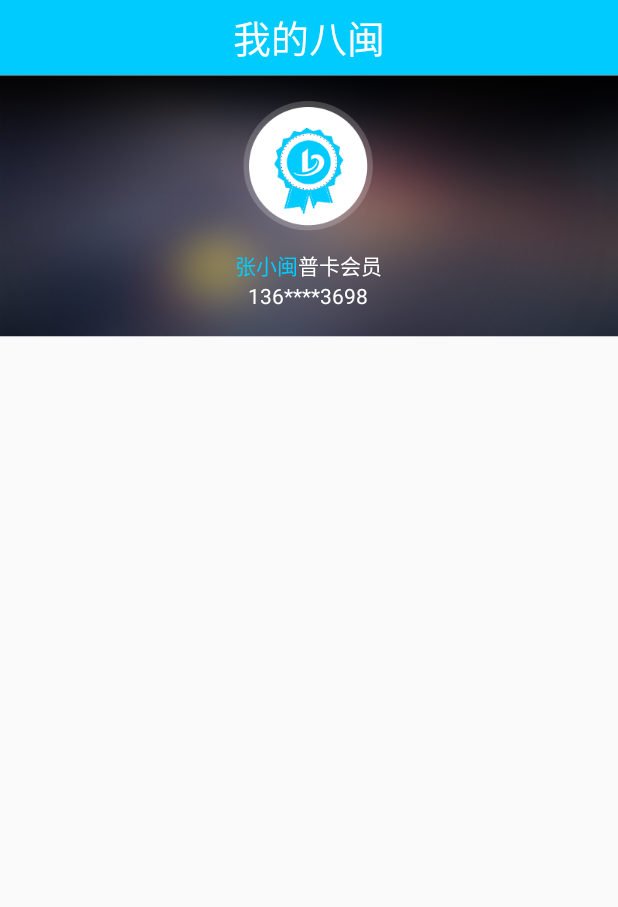
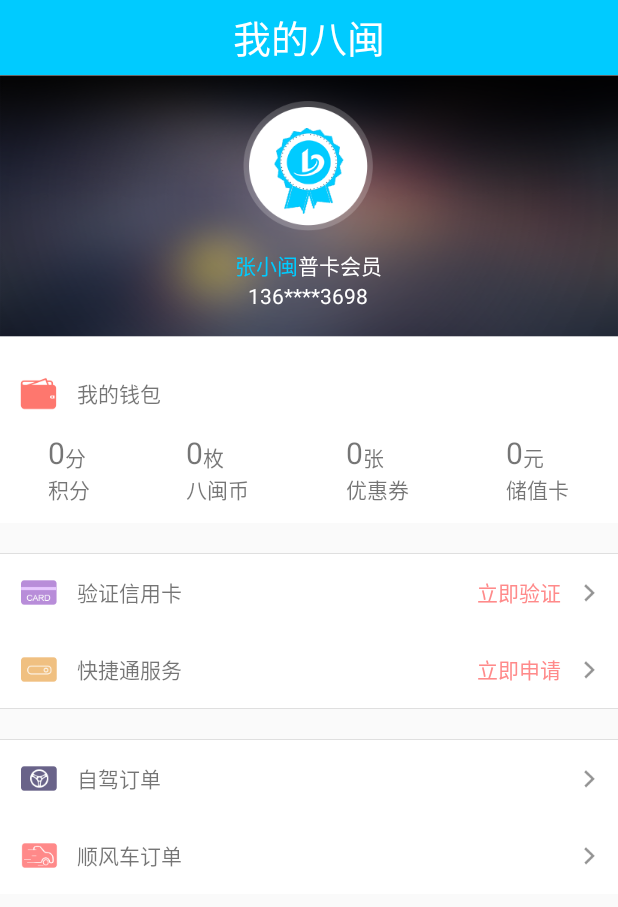
Before and after one commit to aitonjiaotong/BaMinZuChe2016-01-26, an Android app: the MineActivity screen opened directly, with no data from a screen before it, on a phone screen of 412 x 824 dp. Shown: the top 907 px of the screen. Run offline under Robolectric (Android 15) with nearby library versions, the phone set to English and light mode, and no system bars.

Commit message:
2016年1月27日10:05:17

```diff
--- a/八闽租车/src/main/java/com/aiton/bamin/shenzhouzuche2016_1_26/EnterpriseRentSelfActivity.java
+++ b/八闽租车/src/main/java/com/aiton/bamin/shenzhouzuche2016_1_26/EnterpriseRentSelfActivity.java
@@ -10,9 +10,11 @@ import android.support.v4.app.FragmentPagerAdapter;
 import android.support.v4.view.ViewPager;
 import android.support.v7.app.AppCompatActivity;
 import android.util.Log;
+import android.view.KeyEvent;
 import android.view.View;
 import android.widget.ImageView;
 import android.widget.RelativeLayout;
+import android.widget.Toast;
 
 import com.aiton.bamin.shenzhouzuche2016_1_26.fragment.ViewPagerFragment;
 
@@ -163,4 +165,20 @@ public class EnterpriseRentSelfActivity extends AppCompatActivity implements Vie
     }
 
 
+    private long currentTime = 0;
+    public boolean onKeyDown(int keyCode, android.view.KeyEvent event) {
+        if(keyCode== KeyEvent.KEYCODE_BACK){
+            if(System.currentTimeMillis()-currentTime>1000){
+                Toast toast = Toast.makeText(EnterpriseRentSelfActivity.this, "双击退出应用", Toast.LENGTH_SHORT);
+                toast.show();
+                currentTime=System.currentTimeMillis();
+                return false;
+            }else{
+                return super.onKeyDown(keyCode, event);
+            }
+        }
+        return super.onKeyDown(keyCode, event);
+    };
+
+
 }
--- a/八闽租车/src/main/res/layout/activity_mine.xml
+++ b/八闽租车/src/main/res/layout/activity_mine.xml
@@ -16,6 +16,7 @@
         android:textSize="@dimen/ActionBar_Title_Size"/>
 
     <RelativeLayout
+        android:id="@+id/rl_headimg_pk"
         android:layout_below="@+id/tv_action_bar_title"
         android:layout_width="match_parent"
         android:background="@mipmap/myself_top_bg"
@@ -52,7 +53,19 @@
                 android:textColor="@color/white"
                 android:text="136****3698"/>
         </LinearLayout>
-
     </RelativeLayout>
 
+    <ScrollView
+        android:layout_below="@+id/rl_headimg_pk"
+        android:layout_width="match_parent"
+        android:layout_height="match_parent">
+        <LinearLayout
+            android:layout_width="match_parent"
+            android:orientation="vertical"
+            android:layout_height="wrap_content">
+            <include layout="@layout/include_mine_money_wallet"></include>
+            <include layout="@layout/include_mine_cards"></include>
+        </LinearLayout>
+    </ScrollView>
+
 </RelativeLayout>
--- /dev/null
+++ b/八闽租车/src/main/res/layout/include_mine_cards.xml
@@ -0,0 +1,121 @@
+<?xml version="1.0" encoding="utf-8"?>
+<LinearLayout xmlns:android="http://schemas.android.com/apk/res/android"
+              android:layout_width="match_parent"
+              android:layout_height="match_parent"
+              android:orientation="vertical">
+
+    <TextView
+        android:layout_width="match_parent"
+        android:layout_marginTop="20dp"
+        android:background="@color/line_color"
+        android:layout_height="@dimen/line_width"/>
+    <LinearLayout
+        android:layout_width="match_parent"
+        android:layout_height="wrap_content"
+        android:gravity="center"
+        android:background="@drawable/btn_white_and_gray_selector"
+        android:orientation="horizontal">
+        <ImageView
+            android:layout_width="wrap_content"
+            android:layout_height="wrap_content"
+            android:padding="12dp"
+            android:src="@mipmap/myself_code_card"/>
+        <TextView
+            android:layout_width="wrap_content"
+            android:layout_height="wrap_content"
+            android:layout_weight="1"
+            android:text="验证信用卡"/>
+        <TextView
+            android:layout_width="wrap_content"
+            android:layout_height="wrap_content"
+            android:textColor="@color/pink"
+            android:text="立即验证"/>
+        <ImageView
+            android:layout_width="wrap_content"
+            android:layout_height="wrap_content"
+            android:padding="12dp"
+            android:src="@mipmap/arrow_right"/>
+    </LinearLayout>
+
+    <LinearLayout
+        android:layout_width="match_parent"
+        android:layout_height="wrap_content"
+        android:gravity="center"
+        android:background="@drawable/btn_white_and_gray_selector"
+        android:orientation="horizontal">
+        <ImageView
+            android:layout_width="wrap_content"
+            android:layout_height="wrap_content"
+            android:padding="12dp"
+            android:src="@mipmap/myself_quick_service"/>
+        <TextView
+            android:layout_width="wrap_content"
+            android:layout_height="wrap_content"
+            android:layout_weight="1"
+            android:text="快捷通服务"/>
+        <TextView
+            android:layout_width="wrap_content"
+            android:layout_height="wrap_content"
+            android:textColor="@color/pink"
+            android:text="立即申请"/>
+        <ImageView
+            android:layout_width="wrap_content"
+            android:layout_height="wrap_content"
+            android:padding="12dp"
+            android:src="@mipmap/arrow_right"/>
+    </LinearLayout>
+    <TextView
+        android:layout_width="match_parent"
+        android:background="@color/line_color"
+        android:layout_height="@dimen/line_width"/>
+    <TextView
+        android:layout_width="match_parent"
+        android:layout_marginTop="20dp"
+        android:background="@color/line_color"
+        android:layout_height="@dimen/line_width"/>
+    <LinearLayout
+        android:layout_width="match_parent"
+        android:layout_height="wrap_content"
+        android:gravity="center"
+        android:background="@drawable/btn_white_and_gray_selector"
+        android:orientation="horizontal">
+        <ImageView
+            android:layout_width="wrap_content"
+            android:layout_height="wrap_content"
+            android:padding="12dp"
+            android:src="@mipmap/myself_drive_order"/>
+        <TextView
+            android:layout_width="wrap_content"
+            android:layout_height="wrap_content"
+            android:layout_weight="1"
+            android:text="自驾订单"/>
+        <ImageView
+            android:layout_width="wrap_content"
+            android:layout_height="wrap_content"
+            android:padding="12dp"
+            android:src="@mipmap/arrow_right"/>
+    </LinearLayout>
+
+    <LinearLayout
+        android:layout_width="match_parent"
+        android:layout_height="wrap_content"
+        android:gravity="center"
+        android:background="@drawable/btn_white_and_gray_selector"
+        android:orientation="horizontal">
+        <ImageView
+            android:layout_width="wrap_content"
+            android:layout_height="wrap_content"
+            android:padding="12dp"
+            android:src="@mipmap/myself_longrent_order"/>
+        <TextView
+            android:layout_width="wrap_content"
+            android:layout_height="wrap_content"
+            android:layout_weight="1"
+            android:text="顺风车订单"/>
+        <ImageView
+            android:layout_width="wrap_content"
+            android:layout_height="wrap_content"
+            android:padding="12dp"
+            android:src="@mipmap/arrow_right"/>
+    </LinearLayout>
+</LinearLayout>
--- /dev/null
+++ b/八闽租车/src/main/res/layout/include_mine_money_wallet.xml
@@ -0,0 +1,132 @@
+<?xml version="1.0" encoding="utf-8"?>
+<LinearLayout xmlns:android="http://schemas.android.com/apk/res/android"
+              android:layout_width="match_parent"
+              android:layout_height="match_parent"
+              android:background="@color/white"
+              android:orientation="vertical">
+
+    <LinearLayout
+        android:layout_width="match_parent"
+        android:layout_height="wrap_content"
+        android:gravity="center"
+        android:layout_marginTop="12dp"
+        android:orientation="horizontal">
+
+        <ImageView
+            android:layout_width="wrap_content"
+            android:layout_height="wrap_content"
+            android:padding="12dp"
+            android:src="@mipmap/myself_money_wallet"/>
+
+        <TextView
+            android:layout_width="wrap_content"
+            android:layout_height="wrap_content"
+            android:layout_weight="1"
+            android:text="我的钱包"/>
+    </LinearLayout>
+
+    <LinearLayout
+        android:layout_width="match_parent"
+        android:layout_height="wrap_content"
+        android:layout_marginBottom="12dp"
+        android:orientation="horizontal">
+        <RelativeLayout
+            android:layout_width="wrap_content"
+            android:layout_weight="1"
+            android:gravity="center"
+            android:layout_height="wrap_content">
+            <TextView
+                android:id="@+id/tv_integral_count"
+                android:layout_width="wrap_content"
+                android:layout_height="wrap_content"
+                android:textSize="20sp"
+                android:text="0"/>
+            <TextView
+                android:layout_width="wrap_content"
+                android:layout_toRightOf="@+id/tv_integral_count"
+                android:layout_alignBottom="@+id/tv_integral_count"
+                android:layout_height="wrap_content"
+                android:text="分"/>
+
+            <TextView
+                android:layout_width="wrap_content"
+                android:layout_height="wrap_content"
+                android:layout_below="@+id/tv_integral_count"
+                android:text="积分"/>
+        </RelativeLayout>
+        <RelativeLayout
+            android:layout_width="wrap_content"
+            android:layout_weight="1"
+            android:gravity="center"
+            android:layout_height="wrap_content">
+            <TextView
+                android:id="@+id/tv_coin_count"
+                android:layout_width="wrap_content"
+                android:layout_height="wrap_content"
+                android:textSize="20sp"
+                android:text="0"/>
+            <TextView
+                android:layout_width="wrap_content"
+                android:layout_toRightOf="@+id/tv_coin_count"
+                android:layout_alignBottom="@+id/tv_coin_count"
+                android:layout_height="wrap_content"
+                android:text="枚"/>
+
+            <TextView
+                android:layout_width="wrap_content"
+                android:layout_height="wrap_content"
+                android:layout_below="@+id/tv_coin_count"
+                android:text="八闽币"/>
+        </RelativeLayout>
+        <RelativeLayout
+            android:layout_width="wrap_content"
+            android:layout_weight="1"
+            android:gravity="center"
+            android:layout_height="wrap_content">
+            <TextView
+                android:id="@+id/tv_coupon_count"
+                android:layout_width="wrap_content"
+                android:layout_height="wrap_content"
+                android:textSize="20sp"
+                android:text="0"/>
+            <TextView
+                android:layout_width="wrap_content"
+                android:layout_toRightOf="@+id/tv_coupon_count"
+                android:layout_alignBottom="@+id/tv_coupon_count"
+                android:layout_height="wrap_content"
+                android:text="张"/>
+
+            <TextView
+                android:layout_width="wrap_content"
+                android:layout_height="wrap_content"
+                android:layout_below="@+id/tv_coupon_count"
+                android:text="优惠券"/>
+        </RelativeLayout>
+        <RelativeLayout
+            android:layout_width="wrap_content"
+            android:layout_weight="1"
+            android:gravity="center"
+            android:layout_height="wrap_content">
+            <TextView
+                android:id="@+id/tv_value_card_count"
+                android:layout_width="wrap_content"
+                android:layout_height="wrap_content"
+                android:textSize="20sp"
+                android:text="0"/>
+            <TextView
+                android:layout_width="wrap_content"
+                android:layout_toRightOf="@+id/tv_value_card_count"
+                android:layout_alignBottom="@+id/tv_value_card_count"
+                android:layout_height="wrap_content"
+                android:text="元"/>
+
+            <TextView
+                android:layout_width="wrap_content"
+                android:layout_height="wrap_content"
+                android:layout_below="@+id/tv_value_card_count"
+                android:text="储值卡"/>
+        </RelativeLayout>
+
+    </LinearLayout>
+
+</LinearLayout>
```
Also changed, not shown: 八闽租车/src/main/res/mipmap-xhdpi/myself_code_card.png (added), 八闽租车/src/main/res/mipmap-xhdpi/myself_drive_order.png (added), 八闽租车/src/main/res/mipmap-xhdpi/myself_longrent_order.png (added), 八闽租车/src/main/res/mipmap-xhdpi/myself_money_wallet.png (added), 八闽租车/src/main/res/mipmap-xhdpi/myself_quick_service.png (added).
